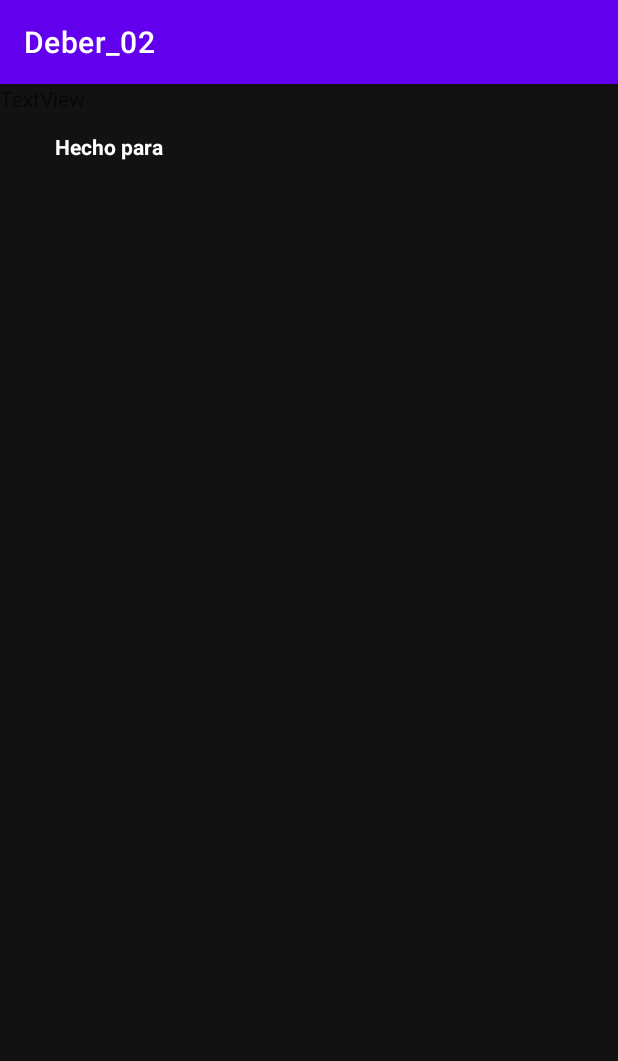
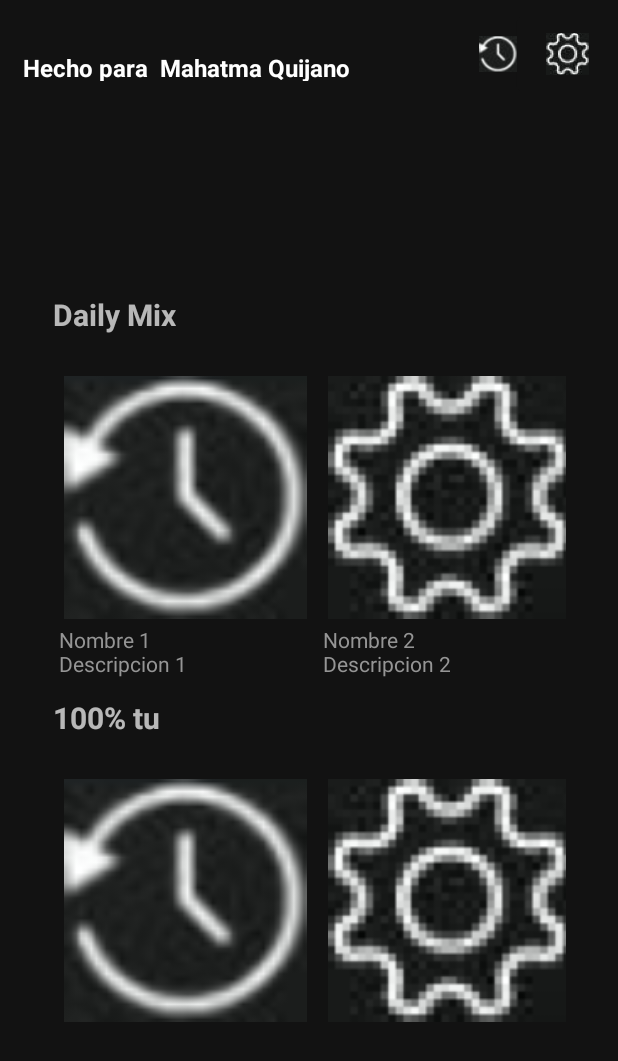
Before and after one commit to 2020-B-Aplicaciones-Web-Software/mov-soft-quijano-zanipattini-mahatma-israel, an Android app: the screen it shows after launch (MainActivity), on a phone screen of 412 x 824 dp. Shown: the top 1061 px of the screen. Run offline under Robolectric (Android 15) with nearby library versions, the phone set to English and light mode, and no system bars.

Commit message:
Avance Deber_02
Dos recycler view y actividad para cada Playlist

```diff
--- a/Deber_02/app/src/main/AndroidManifest.xml
+++ b/Deber_02/app/src/main/AndroidManifest.xml
@@ -8,7 +8,8 @@
         android:label="@string/app_name"
         android:roundIcon="@mipmap/ic_launcher_round"
         android:supportsRtl="true"
-        android:theme="@style/Theme.Deber_02">
+        android:theme="@style/Theme.AppCompat.NoActionBar">
+        <activity android:name=".PlaylistActivity"></activity>
         <activity android:name=".MainActivity">
             <intent-filter>
                 <action android:name="android.intent.action.MAIN" />
--- /dev/null
+++ b/Deber_02/app/src/main/java/com/example/deber_02/Category.kt
@@ -0,0 +1,10 @@
+package com.example.deber_02
+
+class Category(
+    val titulo: String?,
+    val listas: List<Playlist>
+){
+    override fun toString(): String {
+        return titulo ?: "Sin titulo"
+    }
+}
--- /dev/null
+++ b/Deber_02/app/src/main/java/com/example/deber_02/CategoryRecyclerViewAdapter.kt
@@ -0,0 +1,64 @@
+package com.example.deber_02
+
+import android.view.LayoutInflater
+import android.view.View
+import android.view.ViewGroup
+import android.widget.TextView
+import androidx.recyclerview.widget.LinearLayoutManager
+import androidx.recyclerview.widget.RecyclerView
+
+class CategoryRecyclerViewAdapter(
+    private val contexto: MainActivity,
+    private val listaCategorias: List<Category>,
+    private val recyclerView: RecyclerView
+) : RecyclerView.Adapter<CategoryRecyclerViewAdapter.MyViewHolder>() {
+
+    inner class MyViewHolder(view: View): RecyclerView.ViewHolder(view) {
+        val tituloText: TextView
+        val playlistsRecyclerView: RecyclerView
+
+        init {
+            tituloText = view.findViewById(R.id.tv_tituloCategoria)
+            playlistsRecyclerView = view.findViewById(R.id.rv_playlists)
+        }
+    }
+
+    override fun getItemCount(): Int {
+        return listaCategorias.size
+    }
+
+    override fun onBindViewHolder(holder: MyViewHolder, position: Int) {
+        val category = listaCategorias[position]
+        holder.tituloText.text = category.titulo
+        // Llenar el RecyclerView
+        iniciarRecyclerView(category.listas, contexto, holder.playlistsRecyclerView)
+    }
+
+    fun iniciarRecyclerView(
+        lista: List<Playlist>,
+        actividad: MainActivity,
+        recyclerView: RecyclerView
+    ) {
+        val adaptador = PlaylistRecyclerViewAdapter(
+            actividad,
+            lista,
+            recyclerView
+        )
+        // Horizontal
+        recyclerView.layoutManager = LinearLayoutManager(actividad, LinearLayoutManager.HORIZONTAL, false)
+        recyclerView.adapter = adaptador
+        recyclerView.itemAnimator = androidx.recyclerview.widget.DefaultItemAnimator()
+        adaptador.notifyDataSetChanged()
+    }
+
+    override fun onCreateViewHolder(parent: ViewGroup, viewType: Int): MyViewHolder {
+        val itemView = LayoutInflater
+            .from(parent.context)
+            .inflate(
+                R.layout.category_recycler_view,
+                parent,
+                false
+            )
+        return MyViewHolder(itemView)
+    }
+}
--- a/Deber_02/app/src/main/java/com/example/deber_02/MainActivity.kt
+++ b/Deber_02/app/src/main/java/com/example/deber_02/MainActivity.kt
@@ -2,10 +2,66 @@ package com.example.deber_02
 
 import androidx.appcompat.app.AppCompatActivity
 import android.os.Bundle
+import androidx.recyclerview.widget.RecyclerView
 
 class MainActivity : AppCompatActivity() {
     override fun onCreate(savedInstanceState: Bundle?) {
         super.onCreate(savedInstanceState)
         setContentView(R.layout.activity_main)
+
+        val listaCategorias = arrayListOf<Category>()
+        llenarDatos(listaCategorias)
+
+        val recyclerView = findViewById<RecyclerView>(R.id.rv_categories)
+
+        iniciarRecyclerView(listaCategorias, this, recyclerView)
+
+        // TODO poner la barra de abajo (Home, Buscar, Biblioteca, Premium)
+    }
+
+    fun iniciarRecyclerView(
+        lista: List<Category>,
+        actividad: MainActivity,
+        recyclerView: RecyclerView
+    ) {
+        val adaptador = CategoryRecyclerViewAdapter(
+            actividad,
+            lista,
+            recyclerView
+        )
+        recyclerView.adapter = adaptador
+        recyclerView.itemAnimator = androidx.recyclerview.widget.DefaultItemAnimator()
+        recyclerView.layoutManager = androidx.recyclerview.widget.LinearLayoutManager(actividad)
+        adaptador.notifyDataSetChanged()
+    }
+
+    // Quemar Datos
+    fun llenarDatos(categorias: MutableList<Category>) {
+        val listaPlaylists1 = arrayListOf<Playlist>()
+        listaPlaylists1.add(Playlist("Nombre 1", "Descripcion 1", "history"))
+        listaPlaylists1.add(Playlist("Nombre 2", "Descripcion 2", "settings"))
+        listaPlaylists1.add(Playlist("Nombre 3", "Descripcion 3", "ic_launcher_foreground"))
+        listaPlaylists1.add(Playlist("Nombre 4", "Descripcion 4", null))
+        listaPlaylists1.add(Playlist("Nombre 5", "Descripcion 5", "settings"))
+        listaPlaylists1.add(Playlist("Nombre 6", "Descripcion 6", "ic_launcher_foreground"))
+        categorias.add(Category("Daily Mix", listaPlaylists1))
+
+        val listaPlaylists2 = arrayListOf<Playlist>()
+        listaPlaylists2.add(Playlist("Nombre 7", "Descripcion 7", "history"))
+        listaPlaylists2.add(Playlist("Nombre 8", "Descripcion 8", "settings"))
+        listaPlaylists2.add(Playlist("Nombre 9", "Descripcion 9", "ic_launcher_foreground"))
+        listaPlaylists2.add(Playlist("Nombre 10", "Descripcion 10", null))
+        listaPlaylists2.add(Playlist("Nombre 11", "Descripcion 11", "settings"))
+        listaPlaylists2.add(Playlist("Nombre 12", "Descripcion 12", "ic_launcher_foreground"))
+        categorias.add(Category("100% tu", listaPlaylists2))
+
+        val listaPlaylists3 = arrayListOf<Playlist>()
+        listaPlaylists3.add(Playlist("Nombre 13", "Descripcion 13", null))
+        listaPlaylists3.add(Playlist("Nombre 14", "Descripcion 14", "settings"))
+        listaPlaylists3.add(Playlist("Nombre 15", "Descripcion 15", "ic_launcher_foreground"))
+        listaPlaylists3.add(Playlist("Nombre 16", "Descripcion 16", null))
+        listaPlaylists3.add(Playlist("Nombre 17", "Descripcion 17", "settings"))
+        listaPlaylists3.add(Playlist("Nombre 18", "Descripcion 18", "ic_launcher_foreground"))
+        categorias.add(Category("Estado de animo", listaPlaylists3))
     }
 }
--- /dev/null
+++ b/Deber_02/app/src/main/java/com/example/deber_02/Playlist.kt
@@ -0,0 +1,41 @@
+package com.example.deber_02
+
+import android.os.Parcel
+import android.os.Parcelable
+
+class Playlist(
+    val nombre: String?,
+    val descripcion: String?,
+    val coverName: String?
+):Parcelable {
+    constructor(parcel: Parcel) : this(
+        parcel.readString(),
+        parcel.readString(),
+        parcel.readString()
+    ) {
+    }
+
+    override fun describeContents(): Int {
+        return 0
+    }
+
+    override fun toString(): String {
+        return "${nombre}\n${descripcion}"
+    }
+
+    override fun writeToParcel(parcel: Parcel, flags: Int) {
+        parcel.writeString(nombre)
+        parcel.writeString(descripcion)
+        parcel.writeString(coverName)
+    }
+
+    companion object CREATOR : Parcelable.Creator<Playlist> {
+        override fun createFromParcel(parcel: Parcel): Playlist {
+            return Playlist(parcel)
+        }
+
+        override fun newArray(size: Int): Array<Playlist?> {
+            return arrayOfNulls(size)
+        }
+    }
+}
--- /dev/null
+++ b/Deber_02/app/src/main/java/com/example/deber_02/PlaylistRecyclerViewAdapter.kt
@@ -0,0 +1,69 @@
+package com.example.deber_02
+
+import android.content.Intent
+import android.os.Bundle
+import android.view.LayoutInflater
+import android.view.View
+import android.view.ViewGroup
+import android.widget.ImageView
+import android.widget.TextView
+import androidx.core.app.ActivityCompat
+import androidx.recyclerview.widget.RecyclerView
+
+class PlaylistRecyclerViewAdapter(
+    private val contexto: MainActivity,
+    private val listaPlaylists: List<Playlist>,
+    private val recyclerView: RecyclerView
+) :RecyclerView.Adapter<PlaylistRecyclerViewAdapter.MyViewHolder>() {
+
+    val CODIGO_RESPUESTA_INTENT_EXPLICITO = 401
+
+    inner class MyViewHolder(view: View): RecyclerView.ViewHolder(view) {
+
+        val imageView: ImageView
+        val playlistInfo: TextView
+
+        init {
+            imageView = view.findViewById(R.id.img_cover)
+            playlistInfo = view.findViewById(R.id.tv_playlistInfo)
+        }
+    }
+
+    override fun getItemCount(): Int {
+        return listaPlaylists.size
+    }
+
+    override fun onBindViewHolder(holder: MyViewHolder, position: Int) {
+        val playlist = listaPlaylists[position]
+        // Imagen por defecto si recibe null
+        val imageName = if (playlist.coverName == null)
+            "ic_launcher_background" else playlist.coverName
+        // Obtiene recurso de imagen
+        val img = this.contexto.resources.getIdentifier(
+            imageName, "drawable", this.contexto.packageName
+        )
+        holder.imageView.setImageResource(img)
+        holder.playlistInfo.text = playlist.toString()
+        holder.imageView.setOnClickListener{
+            abrirActividadConParametros(PlaylistActivity::class.java, "User", playlist)
+        }
+    }
+
+    override fun onCreateViewHolder(parent: ViewGroup, viewType: Int): MyViewHolder {
+        val itemView = LayoutInflater
+            .from(parent.context)
+            .inflate(
+                R.layout.playlist_recycler_view,
+                parent,
+                false
+            )
+        return MyViewHolder(itemView)
+    }
+
+    fun abrirActividadConParametros(clase: Class<*>, usuario: String, playlist: Playlist){
+        val intentExplicito = Intent(this.contexto, clase)
+        intentExplicito.putExtra("user", usuario)
+        intentExplicito.putExtra("playlist", playlist)
+        ActivityCompat.startActivityForResult(this.contexto, intentExplicito, CODIGO_RESPUESTA_INTENT_EXPLICITO, Bundle.EMPTY)
+    }
+}
--- a/Deber_02/app/src/main/res/layout/activity_main.xml
+++ b/Deber_02/app/src/main/res/layout/activity_main.xml
@@ -5,27 +5,78 @@
     android:layout_width="match_parent"
     android:layout_height="match_parent"
     android:background="#121212"
+    android:backgroundTint="#121212"
     tools:context=".MainActivity">
 
+    <ImageButton
+        android:id="@+id/btn_settings"
+        android:layout_width="35dp"
+        android:layout_height="32dp"
+        android:backgroundTint="#121212"
+        android:clickable="false"
+        android:scaleType="fitCenter"
+        android:scaleX="2.5"
+        android:scaleY="2.5"
+        app:layout_constraintBottom_toBottomOf="parent"
+        app:layout_constraintEnd_toEndOf="parent"
+        app:layout_constraintHorizontal_bias="0.957"
+        app:layout_constraintStart_toStartOf="parent"
+        app:layout_constraintTop_toTopOf="parent"
+        app:layout_constraintVertical_bias="0.025"
+        app:srcCompat="@drawable/settings" />
+
+    <ImageButton
+        android:id="@+id/btn_history"
+        android:layout_width="33dp"
+        android:layout_height="32dp"
+        android:layout_marginEnd="12dp"
+        android:background="#121212"
+        android:clickable="false"
+        android:scaleType="centerCrop"
+        android:scaleX="0.75"
+        android:scaleY="0.75"
+        app:layout_constraintBottom_toBottomOf="@+id/btn_settings"
+        app:layout_constraintEnd_toStartOf="@+id/btn_settings"
+        app:layout_constraintTop_toTopOf="@+id/btn_settings"
+        app:layout_constraintVertical_bias="0.0"
+        app:srcCompat="@drawable/history" />
+
     <TextView
-        android:layout_width="wrap_content"
-        android:layout_height="wrap_content"
+        android:id="@+id/textView2"
+        android:layout_width="87dp"
+        android:layout_height="20dp"
         android:text="Hecho para"
         android:textColor="#FFFFFF"
+        android:textSize="16sp"
         android:textStyle="bold"
         app:layout_constraintBottom_toBottomOf="parent"
-        app:layout_constraintHorizontal_bias="0.107"
+        app:layout_constraintHorizontal_bias="0.047"
         app:layout_constraintLeft_toLeftOf="parent"
         app:layout_constraintRight_toRightOf="parent"
         app:layout_constraintTop_toTopOf="parent"
-        app:layout_constraintVertical_bias="0.043" />
+        app:layout_constraintVertical_bias="0.042" />
 
     <TextView
-        android:id="@+id/textView"
-        android:layout_width="wrap_content"
-        android:layout_height="wrap_content"
-        android:text="TextView"
-        tools:layout_editor_absoluteX="109dp"
-        tools:layout_editor_absoluteY="31dp" />
+        android:id="@+id/tv_userName"
+        android:layout_width="204dp"
+        android:layout_height="20dp"
+        android:layout_marginStart="4dp"
+        android:text="@string/user_name"
+        android:textColor="#FFFFFF"
+        android:textSize="16sp"
+        android:textStyle="bold"
+        app:layout_constraintBottom_toBottomOf="@+id/textView2"
+        app:layout_constraintStart_toEndOf="@+id/textView2"
+        app:layout_constraintTop_toTopOf="@+id/textView2"
+        app:layout_constraintVertical_bias="0.0" />
+
+    <androidx.recyclerview.widget.RecyclerView
+        android:id="@+id/rv_categories"
+        android:layout_width="342dp"
+        android:layout_height="489dp"
+        app:layout_constraintBottom_toBottomOf="parent"
+        app:layout_constraintEnd_toEndOf="parent"
+        app:layout_constraintStart_toStartOf="parent"
+        app:layout_constraintTop_toBottomOf="@+id/tv_userName" />
 
 </androidx.constraintlayout.widget.ConstraintLayout>
--- /dev/null
+++ b/Deber_02/app/src/main/res/layout/category_recycler_view.xml
@@ -0,0 +1,28 @@
+<?xml version="1.0" encoding="utf-8"?>
+<androidx.constraintlayout.widget.ConstraintLayout xmlns:android="http://schemas.android.com/apk/res/android"
+    xmlns:app="http://schemas.android.com/apk/res-auto"
+    xmlns:tools="http://schemas.android.com/tools"
+    android:layout_width="wrap_content"
+    android:layout_height="wrap_content">
+
+    <TextView
+        android:id="@+id/tv_tituloCategoria"
+        android:layout_width="357dp"
+        android:layout_height="31dp"
+        android:text="Titulo Categoria"
+        android:textSize="20sp"
+        android:textStyle="bold"
+        app:layout_constraintBottom_toBottomOf="parent"
+        app:layout_constraintEnd_toEndOf="parent"
+        app:layout_constraintHorizontal_bias="0.0"
+        app:layout_constraintStart_toStartOf="parent"
+        app:layout_constraintTop_toTopOf="parent"
+        app:layout_constraintVertical_bias="0.006" />
+
+    <androidx.recyclerview.widget.RecyclerView
+        android:id="@+id/rv_playlists"
+        android:layout_width="359dp"
+        android:layout_height="236dp"
+        app:layout_constraintStart_toStartOf="@+id/tv_tituloCategoria"
+        app:layout_constraintTop_toBottomOf="@+id/tv_tituloCategoria" />
+</androidx.constraintlayout.widget.ConstraintLayout>
--- /dev/null
+++ b/Deber_02/app/src/main/res/layout/playlist_recycler_view.xml
@@ -0,0 +1,32 @@
+<?xml version="1.0" encoding="utf-8"?>
+<androidx.constraintlayout.widget.ConstraintLayout xmlns:android="http://schemas.android.com/apk/res/android"
+    xmlns:app="http://schemas.android.com/apk/res-auto"
+    xmlns:tools="http://schemas.android.com/tools"
+    android:layout_width="wrap_content"
+    android:layout_height="wrap_content"
+    android:background="#121212">
+
+    <ImageView
+        android:id="@+id/img_cover"
+        android:layout_width="176dp"
+        android:layout_height="162dp"
+        app:layout_constraintBottom_toBottomOf="parent"
+        app:layout_constraintEnd_toEndOf="parent"
+        app:layout_constraintHorizontal_bias="0.497"
+        app:layout_constraintStart_toStartOf="parent"
+        app:layout_constraintTop_toTopOf="parent"
+        app:layout_constraintVertical_bias="0.321"
+        tools:srcCompat="@tools:sample/avatars" />
+
+    <TextView
+        android:id="@+id/tv_playlistInfo"
+        android:layout_width="168dp"
+        android:layout_height="45dp"
+        android:layout_marginTop="4dp"
+        android:text="Playlist info"
+        android:textAlignment="viewStart"
+        android:textColor="#959595"
+        app:layout_constraintEnd_toEndOf="@+id/img_cover"
+        app:layout_constraintStart_toStartOf="@+id/img_cover"
+        app:layout_constraintTop_toBottomOf="@+id/img_cover" />
+</androidx.constraintlayout.widget.ConstraintLayout>
--- a/Deber_02/app/src/main/res/values/strings.xml
+++ b/Deber_02/app/src/main/res/values/strings.xml
@@ -1,3 +1,4 @@
 <resources>
     <string name="app_name">Deber_02</string>
+    <string name="user_name">Mahatma Quijano</string>
 </resources>
```
Also changed, not shown: Deber_02/app/src/main/java/com/example/deber_02/PlaylistActivity.kt (added, +43 -0 lines), Deber_02/app/src/main/res/layout/activity_playlist.xml (added, +82 -0 lines), Deber_02/app/src/main/ic_settings-playstore.png (added), Deber_02/app/src/main/res/drawable-v24/history.png (added), Deber_02/app/src/main/res/drawable-v24/settings.png (added).
